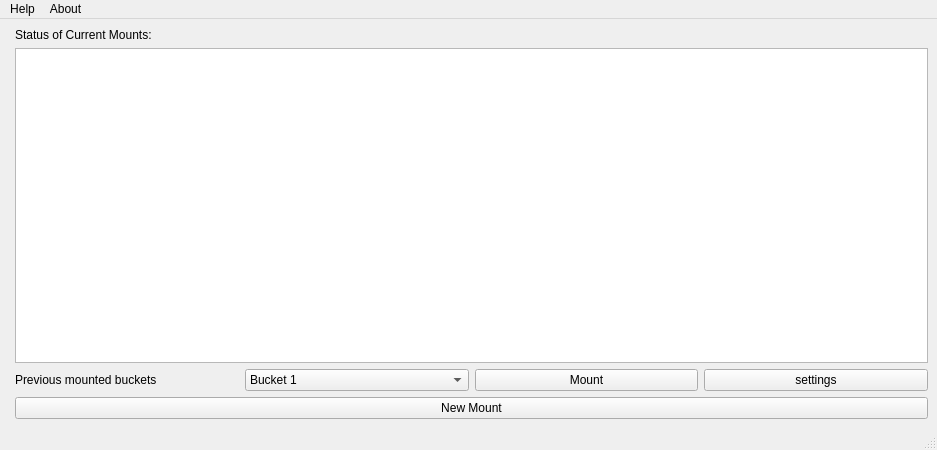
Above: src/mainwindow_redo.ui from Seagate/cloudfuse-gui before the change. Below: the same form after it.
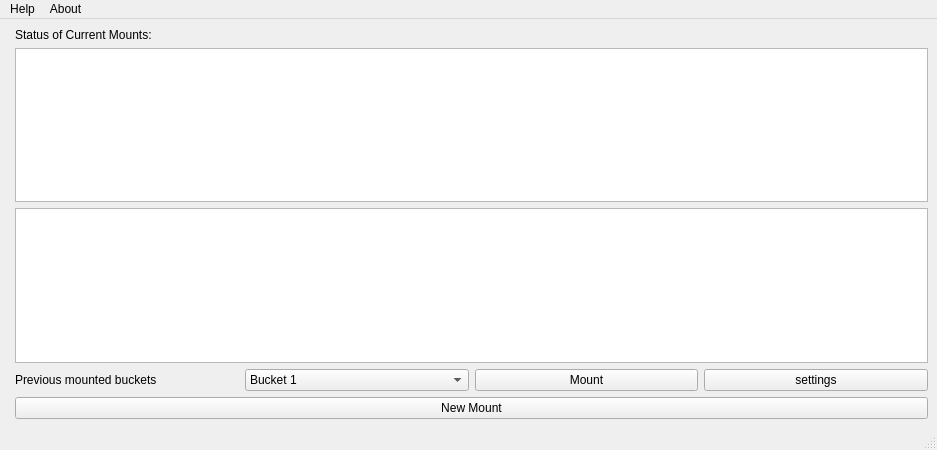
That is the form after the change.

```diff
--- a/src/mainwindow_redo.ui
+++ b/src/mainwindow_redo.ui
@@ -24,6 +24,9 @@
         </property>
        </widget>
       </item>
+      <item>
+       <widget class="QTableView" name="tableView"/>
+      </item>
       <item>
        <widget class="QTableWidget" name="tableWidget">
         <property name="showDropIndicator" stdset="0">
```
